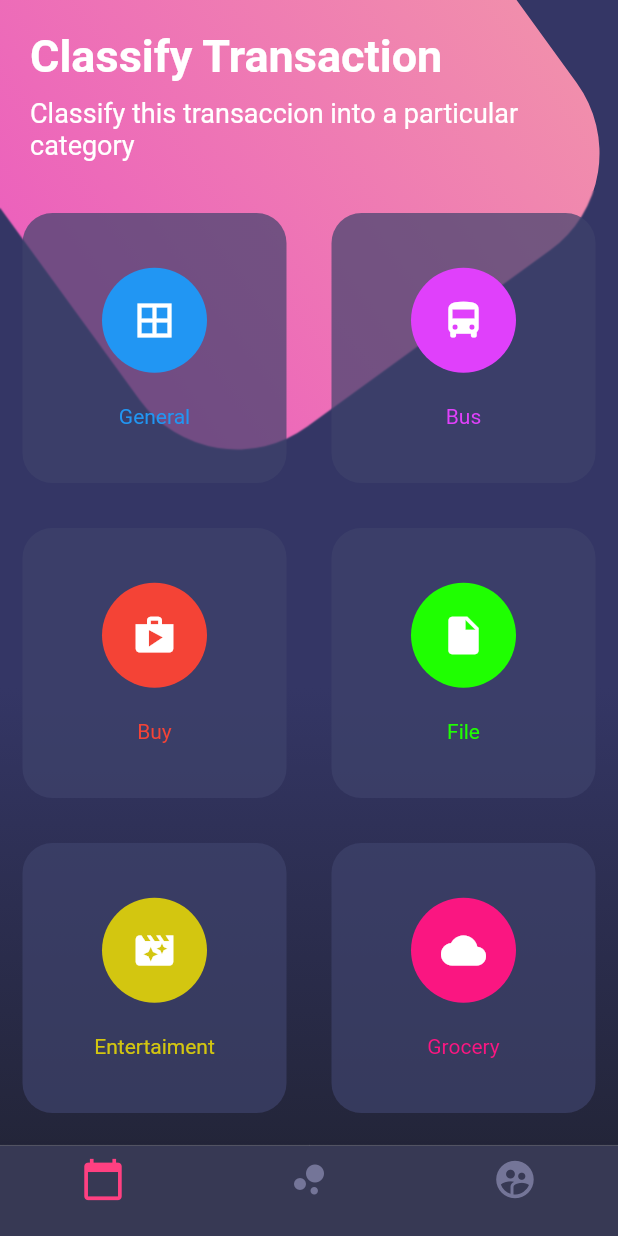
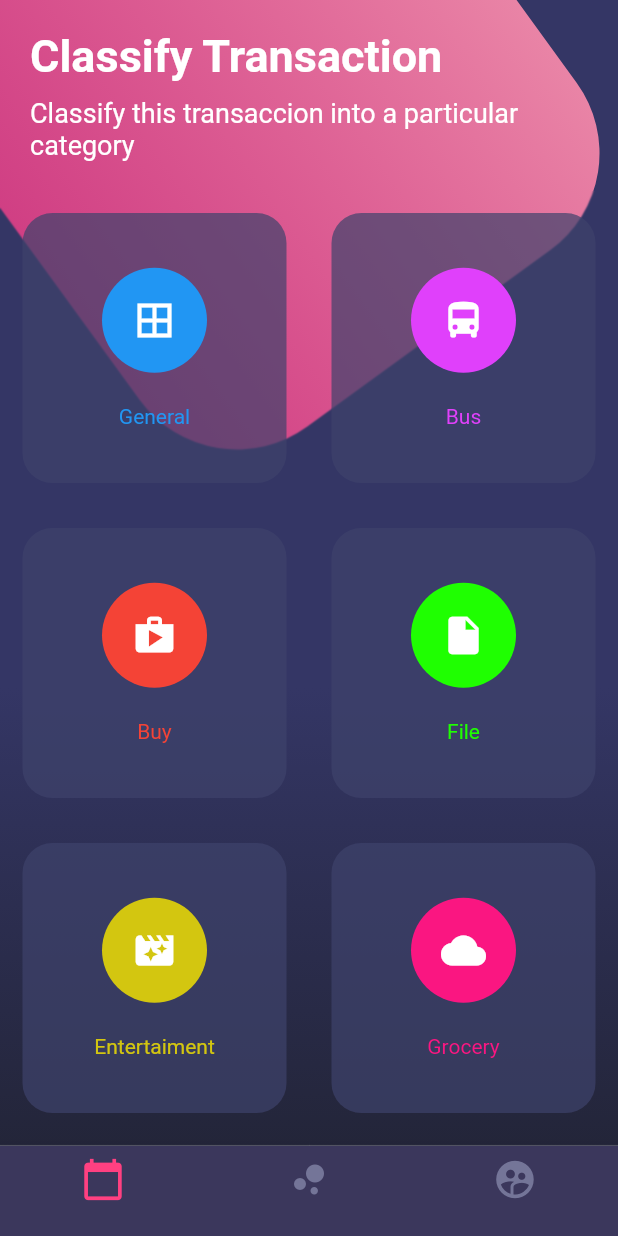
Before and after one commit to AbigailTurriza24/disenoss-master, a Flutter app: the screen it shows after launch, on a phone screen of 412 x 824 dp. Run offline on Flutter 3.47's test engine with Material 2 defaults, Android fonts, the phone set to English and light mode, and no system bars.

Commit message:
commit fondo colors botones

```diff
--- a/lib/src/pages/botones_page.dart
+++ b/lib/src/pages/botones_page.dart
@@ -47,8 +47,8 @@ class BotonesPage extends StatelessWidget {
           decoration: BoxDecoration(
               borderRadius: BorderRadius.circular(80.0),
               gradient: LinearGradient(colors: [
-                Color.fromRGBO(236, 98, 188, 1.0),
-                Color.fromRGBO(241, 142, 172, 1.0),
+                Color.fromARGB(212, 240, 65, 138),
+                Color.fromARGB(255, 233, 132, 166),
               ])),
         ));
 
@@ -85,8 +85,8 @@ class BotonesPage extends StatelessWidget {
   Widget _bottomNavigationBar(BuildContext context) {
     return Theme(
       data: Theme.of(context).copyWith(
-          canvasColor: Color.fromRGBO(55, 57, 84, 1.0),
-          primaryColor: Colors.pinkAccent,
+          canvasColor: Color.fromARGB(255, 59, 55, 92),
+          primaryColor: Color.fromARGB(255, 202, 106, 138),
           textTheme: Theme.of(context).textTheme.copyWith(
               caption: TextStyle(color: Color.fromRGBO(116, 117, 152, 1.0)))),
       child: BottomNavigationBar(
```
